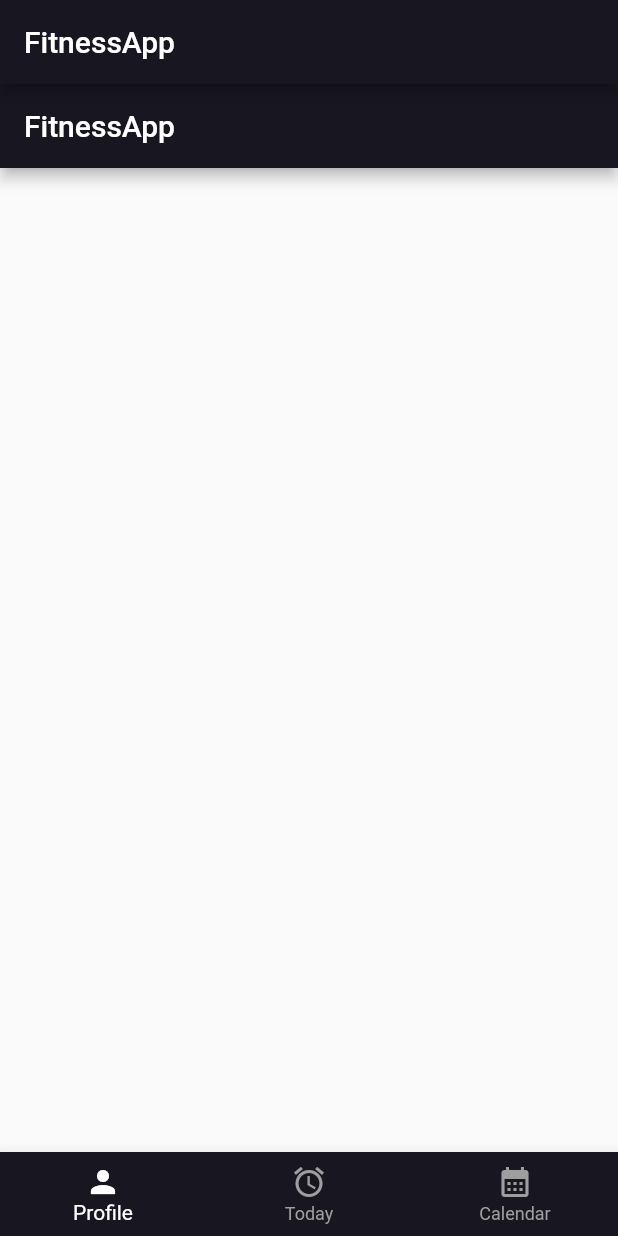
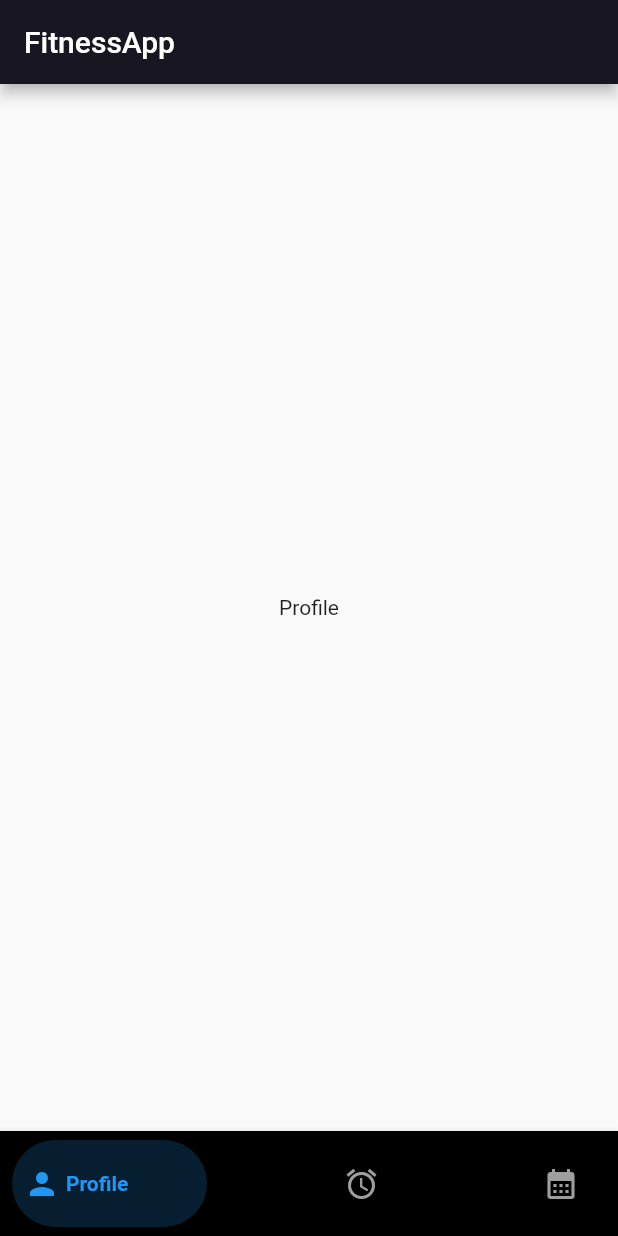
Before and after one commit to KsEv13/FitnessApp, a Flutter app: the screen it shows after launch, on a phone screen of 412 x 824 dp. Run offline on Flutter 3.47's test engine with Material 2 defaults, Android fonts, the phone set to English and light mode, and no system bars.

Commit message:
new animated bottom bar

```diff
--- a/lib/main.dart
+++ b/lib/main.dart
@@ -1,5 +1,6 @@
 import 'package:flutter/material.dart';
 import 'package:sport_app/constants.dart';
+import 'package:sport_app/widgets/bottom_bar.dart';
 import 'package:sport_app/widgets/pages/daily_plan.dart';
 import 'package:sport_app/widgets/pages/profile.dart';
 import 'package:sport_app/widgets/pages/training_calendar.dart';
@@ -15,16 +16,12 @@ class MyApp extends StatelessWidget {
       debugShowCheckedModeBanner: false,
       title: 'Fitness',
       theme: ThemeData(
-          appBarTheme: AppBarTheme(
-            backgroundColor: kAppBarColor,
-          ),
-          bottomNavigationBarTheme: BottomNavigationBarThemeData(
-            backgroundColor: kAppBarColor,
-            selectedItemColor: Colors.white,
-            unselectedItemColor: Colors.grey,
-          )),
+        appBarTheme: AppBarTheme(
+          backgroundColor: kAppBarColor,
+        ),
+      ),
       routes: {
-        '/main': (contex) => MainScreen(),
+        '/main': (context) => MainScreen(),
       },
       initialRoute: '/main',
     );
@@ -32,16 +29,19 @@ class MyApp extends StatelessWidget {
 }
 
 class MainScreen extends StatefulWidget {
+  const MainScreen({super.key});
+
   @override
   _MainScreenState createState() => _MainScreenState();
 }
 
 class _MainScreenState extends State<MainScreen> {
   int _widgetIndex = 0;
-  static List<Widget> _widgetObjects = <Widget>[
+
+  static final List<Widget> _widgetObjects = <Widget>[
     Profile(),
+    DailyPlan(),
     TrainingCalendar(),
-    DailyPlan()
   ];
 
   void onSelectTab(int index) {
@@ -60,23 +60,23 @@ class _MainScreenState extends State<MainScreen> {
         body: Center(
           child: _widgetObjects[_widgetIndex],
         ),
-        bottomNavigationBar: BottomNavigationBar(
-          currentIndex: _widgetIndex,
-          items: const [
-            BottomNavigationBarItem(
+        bottomNavigationBar: CustomBottomNavigationBar(
+          onItemSelected: (index) => onSelectTab(index),
+          selectedIndex: _widgetIndex,
+          items: [
+            CustomBottomBarItem(
               icon: Icon(Icons.person),
-              label: 'Profile',
+              title: Text('Profile'),
             ),
-            BottomNavigationBarItem(
+            CustomBottomBarItem(
               icon: Icon(Icons.alarm),
-              label: 'Today',
+              title: Text('Today'),
             ),
-            BottomNavigationBarItem(
+            CustomBottomBarItem(
               icon: Icon(Icons.calendar_month),
-              label: 'Calendar',
+              title: Text('Calendar'),
             ),
           ],
-          onTap: (index) => onSelectTab(index),
         ));
   }
 }
--- /dev/null
+++ b/lib/widgets/bottom_bar.dart
@@ -0,0 +1,156 @@
+import 'package:flutter/material.dart';
+
+class CustomBottomNavigationBar extends StatelessWidget {
+  CustomBottomNavigationBar({
+    Key? key,
+    this.selectedIndex = 0,
+    required this.items,
+    required this.onItemSelected,
+  }) : super(key: key);
+
+  final int selectedIndex;
+  final List<CustomBottomBarItem> items;
+  final ValueChanged<int> onItemSelected;
+  final Color backgroundColor = Colors.black;
+  final double containerHeight = 70;
+  final double iconSize = 24;
+  final double itemCornerRadius = 50;
+  final Duration animationDuration = const Duration(milliseconds: 270);
+  final MainAxisAlignment mainAxisAlignment = MainAxisAlignment.spaceBetween;
+  final Curve curve = Curves.easeIn;
+
+  @override
+  Widget build(BuildContext context) {
+    return Container(
+      decoration: BoxDecoration(
+        color: backgroundColor,
+        boxShadow: const [
+          BoxShadow(
+            color: Colors.black12,
+            blurRadius: 2,
+          ),
+        ],
+      ),
+      child: SafeArea(
+        child: Container(
+          width: MediaQuery.of(context).size.width,
+          height: containerHeight,
+          padding: const EdgeInsets.symmetric(vertical: 6, horizontal: 8),
+          child: Row(
+            mainAxisAlignment: mainAxisAlignment,
+            children: items.map((item) {
+              var index = items.indexOf(item);
+              return GestureDetector(
+                onTap: () => onItemSelected(index),
+                child: _ItemWidget(
+                  item: item,
+                  iconSize: iconSize,
+                  isSelected: index == selectedIndex,
+                  backgroundColor: backgroundColor,
+                  itemCornerRadius: itemCornerRadius,
+                  animationDuration: animationDuration,
+                  curve: curve,
+                ),
+              );
+            }).toList(),
+          ),
+        ),
+      ),
+    );
+  }
+}
+
+class _ItemWidget extends StatelessWidget {
+  final double iconSize;
+  final bool isSelected;
+  final CustomBottomBarItem item;
+  final Color backgroundColor;
+  final double itemCornerRadius;
+  final Duration animationDuration;
+  final Curve curve;
+
+  const _ItemWidget({
+    Key? key,
+    required this.item,
+    required this.isSelected,
+    required this.backgroundColor,
+    required this.animationDuration,
+    required this.itemCornerRadius,
+    required this.iconSize,
+    this.curve = Curves.linear,
+  }) : super(key: key);
+
+  @override
+  Widget build(BuildContext context) {
+    return Semantics(
+      container: true,
+      selected: isSelected,
+      child: AnimatedContainer(
+        width: isSelected ? 130 : 50,
+        height: double.maxFinite,
+        duration: animationDuration,
+        curve: curve,
+        decoration: BoxDecoration(
+          color:
+              isSelected ? item.activeColor.withOpacity(0.2) : backgroundColor,
+          borderRadius: BorderRadius.circular(itemCornerRadius),
+        ),
+        child: SingleChildScrollView(
+          scrollDirection: Axis.horizontal,
+          physics: NeverScrollableScrollPhysics(),
+          child: Container(
+            width: isSelected ? 130 : 50,
+            padding: EdgeInsets.symmetric(horizontal: 8),
+            child: Row(
+              mainAxisSize: MainAxisSize.max,
+              mainAxisAlignment: MainAxisAlignment.start,
+              crossAxisAlignment: CrossAxisAlignment.center,
+              children: <Widget>[
+                IconTheme(
+                  data: IconThemeData(
+                    size: iconSize,
+                    color: isSelected
+                        ? item.activeColor.withOpacity(1)
+                        : item.inactiveColor,
+                  ),
+                  child: item.icon,
+                ),
+                if (isSelected)
+                  Expanded(
+                    child: Container(
+                      padding: EdgeInsets.symmetric(horizontal: 4),
+                      child: DefaultTextStyle.merge(
+                        style: TextStyle(
+                          color: item.activeColor,
+                          fontWeight: FontWeight.bold,
+                          // fontSize:
+                        ),
+                        maxLines: 1,
+                        textAlign: item.textAlign,
+                        child: item.title,
+                      ),
+                    ),
+                  ),
+              ],
+            ),
+          ),
+        ),
+      ),
+    );
+  }
+}
+
+class CustomBottomBarItem {
+  CustomBottomBarItem({
+    required this.icon,
+    required this.title,
+    this.activeColor = Colors.blue,
+    this.textAlign,
+  });
+
+  final Widget icon;
+  final Widget title;
+  final Color activeColor;
+  final Color inactiveColor = Colors.grey;
+  final TextAlign? textAlign;
+}
--- a/lib/widgets/pages/daily_plan.dart
+++ b/lib/widgets/pages/daily_plan.dart
@@ -5,10 +5,6 @@ import 'package:flutter/material.dart';
 class DailyPlan extends StatelessWidget {
   @override
   Widget build(BuildContext context) {
-    return Scaffold(
-      appBar: AppBar(
-        title: Text('FitnessApp'),
-      ),
-    );
+    return Scaffold(body: Center(child: Text('Today')));
   }
 }
--- a/lib/widgets/pages/profile.dart
+++ b/lib/widgets/pages/profile.dart
@@ -7,9 +7,8 @@ class Profile extends StatelessWidget {
   @override
   Widget build(BuildContext context) {
     return Scaffold(
-      appBar: AppBar(
-        title: Text('FitnessApp'),
-      ),
-    );
+        body: Center(
+      child: Text('Profile'),
+    ));
   }
 }
--- a/lib/widgets/pages/training_calendar.dart
+++ b/lib/widgets/pages/training_calendar.dart
@@ -7,9 +7,8 @@ class TrainingCalendar extends StatelessWidget {
   @override
   Widget build(BuildContext context) {
     return Scaffold(
-      appBar: AppBar(
-        title: Text('FitnessApp'),
-      ),
-    );
+        body: Center(
+      child: Text('Calendar'),
+    ));
   }
 }
```
